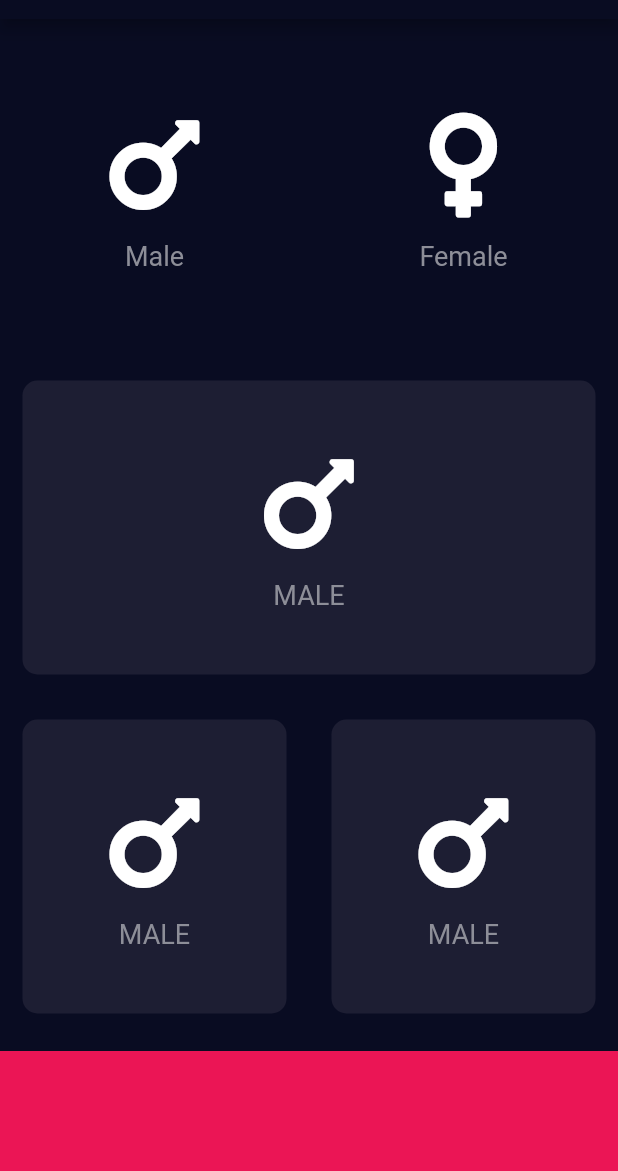
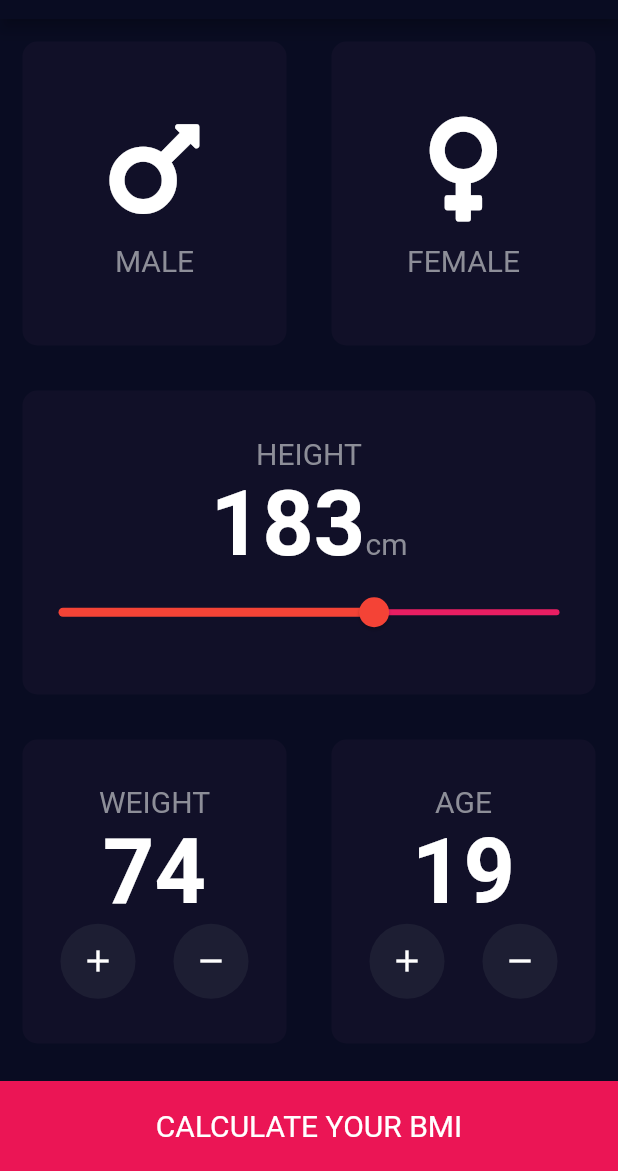
Before and after one commit to sanjay-namdeo/bmi_calculator, a Flutter app: the screen it shows after launch, on a phone screen of 412 x 824 dp, the part 65-1236 px from its top. Run offline on Flutter 3.47's test engine with Material 2 defaults, Android fonts, the phone set to English and light mode, and no system bars; our stand-ins replace font_awesome_flutter.

Commit message:
Added Height slider, and Weight, Age controls

```diff
--- a/lib/child_card.dart
+++ b/lib/child_card.dart
@@ -1,6 +1,5 @@
 import 'package:flutter/material.dart';
-
-const labelTextStyle = TextStyle(fontSize: 18.0, color: Color(0xFF8D8E98));
+import 'constants.dart';
 
 class IconContent extends StatelessWidget {
   final IconData icon;
--- /dev/null
+++ b/lib/constants.dart
@@ -0,0 +1,10 @@
+import 'package:flutter/material.dart';
+
+const Color activeColor = Color(0xFF1D1E33);
+const Color inactiveColor = Color(0xFF111028);
+const Color bottomContainerColor = Color(0xFFEB1555);
+
+const bottomContainerHeight = 60.0;
+
+const labelTextStyle = TextStyle(fontSize: 20.0, color: Color(0xFF8D8E98));
+const mainTextStyle = TextStyle(fontSize: 60.0, fontWeight: FontWeight.bold);
--- a/lib/input_page.dart
+++ b/lib/input_page.dart
@@ -2,12 +2,7 @@ import 'package:flutter/material.dart';
 import 'reusable_card.dart';
 import 'child_card.dart';
 import 'package:font_awesome_flutter/font_awesome_flutter.dart';
-
-const Color activeColor = Color(0xFF1D1E33);
-const Color inactiveColor = Color(0xFF111238);
-const Color bottomContainerColor = Color(0xFFEB1555);
-
-const bottomContainerHeight = 80.0;
+import 'constants.dart';
 
 enum Gender { Male, Female }
 
@@ -17,22 +12,10 @@ class InputPage extends StatefulWidget {
 }
 
 class _InputPageState extends State<InputPage> {
-  Color maleActiveColor;
-  Color femaleActiveColor;
-
-  updateGender(Gender selectedGender) {
-    if (selectedGender == Gender.Male) {
-      maleActiveColor =
-          (maleActiveColor == inactiveColor) ? activeColor : inactiveColor;
-      femaleActiveColor =
-          (maleActiveColor == activeColor) ? inactiveColor : activeColor;
-    } else {
-      femaleActiveColor =
-          (femaleActiveColor == inactiveColor) ? activeColor : inactiveColor;
-      maleActiveColor =
-          (femaleActiveColor == activeColor) ? inactiveColor : activeColor;
-    }
-  }
+  Gender selectedGender;
+  int selectedHeight = 183;
+  int selectedWeight = 74;
+  int selectedAge = 19;
 
   @override
   Widget build(BuildContext context) {
@@ -49,35 +32,34 @@ class _InputPageState extends State<InputPage> {
             child: Row(
               children: <Widget>[
                 Expanded(
-                  child: GestureDetector(
-                    onTap: () {
-                      print('Male tapped');
+                  child: ReusableCard(
+                    onUserTap: () {
                       setState(() {
-                        updateGender(Gender.Male);
+                        selectedGender = Gender.Male;
                       });
                     },
-                    child: ReusableCard(
-                      color: maleActiveColor,
+                    color: selectedGender == Gender.Male
+                        ? activeColor
+                        : inactiveColor,
                     childCard: IconContent(
                       icon: FontAwesomeIcons.mars,
-                        label: 'Male',
-                      ),
+                      label: 'MALE',
                     ),
                   ),
                 ),
                 Expanded(
-                  child: GestureDetector(
-                    onTap: () {
+                  child: ReusableCard(
+                    onUserTap: () {
                       setState(() {
-                        updateGender(Gender.Female);
+                        selectedGender = Gender.Female;
                       });
                     },
-                    child: ReusableCard(
-                      color: femaleActiveColor,
+                    color: selectedGender == Gender.Female
+                        ? activeColor
+                        : inactiveColor,
                     childCard: IconContent(
                       icon: FontAwesomeIcons.venus,
-                        label: 'Female',
-                      ),
+                      label: 'FEMALE',
                     ),
                   ),
                 ),
@@ -86,31 +68,118 @@ class _InputPageState extends State<InputPage> {
           ),
           Expanded(
               child: ReusableCard(
-              color: activeColor,
-              childCard: IconContent(
-                icon: FontAwesomeIcons.mars,
-                label: 'MALE',
+            childCard: Column(
+              mainAxisAlignment: MainAxisAlignment.center,
+              children: <Widget>[
+                Text(
+                  'HEIGHT',
+                  style: labelTextStyle,
                 ),
+                Row(
+                  mainAxisAlignment: MainAxisAlignment.center,
+                  crossAxisAlignment: CrossAxisAlignment.baseline,
+                  textBaseline: TextBaseline.alphabetic,
+                  children: <Widget>[
+                    Text(
+                      selectedHeight.toString(),
+                      style: mainTextStyle,
                     ),
+                    Text(
+                      'cm',
+                      style: labelTextStyle,
                     ),
+                  ],
+                ),
+                Slider(
+                  onChanged: (newHeight) {
+                    setState(() {
+                      selectedHeight = newHeight.toInt();
+                    });
+                  },
+                  value: selectedHeight.toDouble(),
+                  min: 120,
+                  max: 220,
+                  activeColor: Colors.red,
+                  inactiveColor: Colors.pink,
+                )
+              ],
+            ),
+            color: inactiveColor,
+          )),
           Expanded(
             child: Row(
               children: <Widget>[
                 Expanded(
                   child: ReusableCard(
-                    color: activeColor,
-                    childCard: IconContent(
-                      icon: FontAwesomeIcons.mars,
-                      label: 'MALE',
+                    color: inactiveColor,
+                    childCard: Column(
+                      mainAxisAlignment: MainAxisAlignment.center,
+                      children: <Widget>[
+                        Text(
+                          'WEIGHT',
+                          style: labelTextStyle,
+                        ),
+                        Text(
+                          selectedWeight.toString(),
+                          style: mainTextStyle,
+                        ),
+                        Row(
+                          mainAxisAlignment: MainAxisAlignment.spaceEvenly,
+                          children: <Widget>[
+                            weightContainer(
+                                iconToShow: Icons.add,
+                                onUserTap: () {
+                                  setState(() {
+                                    selectedWeight++;
+                                  });
+                                }),
+                            weightContainer(
+                                iconToShow: Icons.remove,
+                                onUserTap: () {
+                                  setState(() {
+                                    selectedWeight--;
+                                  });
+                                }),
+                          ],
+                        )
+                      ],
                     ),
                   ),
                 ),
                 Expanded(
                   child: ReusableCard(
-                    color: activeColor,
-                    childCard: IconContent(
-                      icon: FontAwesomeIcons.mars,
-                      label: 'MALE',
+                    color: inactiveColor,
+                    childCard: Column(
+                      mainAxisAlignment: MainAxisAlignment.center,
+                      children: <Widget>[
+                        Text(
+                          'AGE',
+                          style: labelTextStyle,
+                        ),
+                        Text(
+                          selectedAge.toString(),
+                          style: mainTextStyle,
+                        ),
+                        Row(
+                          mainAxisAlignment: MainAxisAlignment.spaceEvenly,
+                          children: <Widget>[
+                            weightContainer(
+                                iconToShow: Icons.add,
+                                onUserTap: () {
+                                  setState(() {
+                                    selectedAge++;
+                                  });
+                                }),
+                            weightContainer(
+                                iconToShow: Icons.remove,
+                                onUserTap: () {
+                                  setState(() {
+                                    selectedAge--;
+                                  });
+                                }),
+                          ],
+                        )
+                      ],
                     ),
                   ),
                 ),
@@ -122,9 +191,31 @@ class _InputPageState extends State<InputPage> {
             height: bottomContainerHeight,
             margin: EdgeInsets.only(top: 10.0),
             width: double.infinity,
+            child: Center(
+              child: Text(
+                'CALCULATE YOUR BMI',
+                style: TextStyle(
+                  color: Colors.white,
+                  fontSize: 20.0,
+                ),
+              ),
+            ),
           )
         ],
       ),
     );
   }
+
+  Container weightContainer({Function onUserTap, IconData iconToShow}) {
+    return Container(
+      width: 50.0,
+      height: 50.0,
+      padding: EdgeInsets.all(0.0),
+      decoration: BoxDecoration(shape: BoxShape.circle, color: activeColor),
+      child: GestureDetector(
+        child: Icon(iconToShow),
+        onTap: onUserTap,
+      ),
+    );
   }
+}
--- a/lib/reusable_card.dart
+++ b/lib/reusable_card.dart
@@ -3,12 +3,15 @@ import 'package:flutter/material.dart';
 class ReusableCard extends StatelessWidget {
   final Color color;
   final Widget childCard;
+  final Function onUserTap;
 
-  ReusableCard({this.color, this.childCard});
+  ReusableCard({this.color, this.childCard, this.onUserTap});
 
   @override
   Widget build(BuildContext context) {
-    return Container(
+    return GestureDetector(
+      onTap: onUserTap,
+      child: Container(
         margin: EdgeInsets.all(15.0),
         width: double.infinity,
         decoration: BoxDecoration(
@@ -20,6 +23,7 @@ class ReusableCard extends StatelessWidget {
           ),
         ),
         child: childCard,
+      ),
     );
   }
 }
```
Lines whose indentation alone changed are shown as unchanged.
